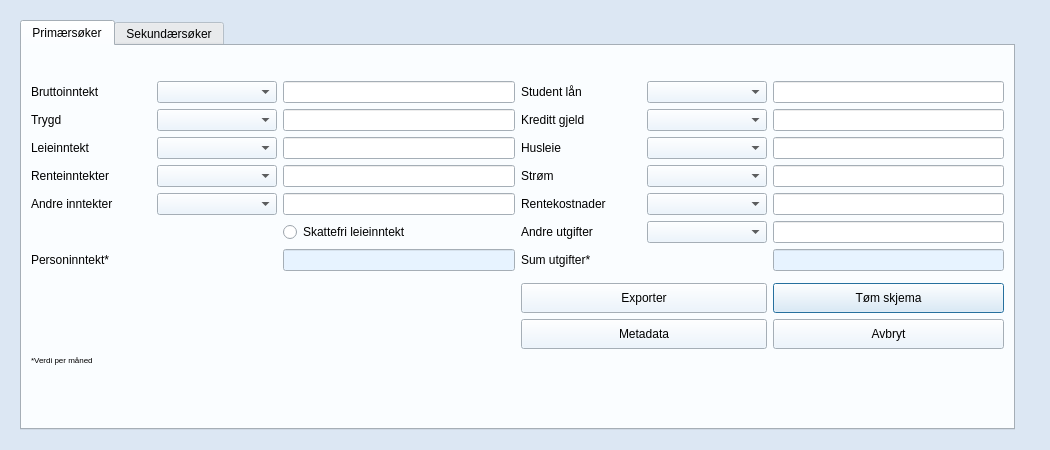
Old version of the form source/ui/views/forms/budget_form.ui in the repository seemir/stressa.
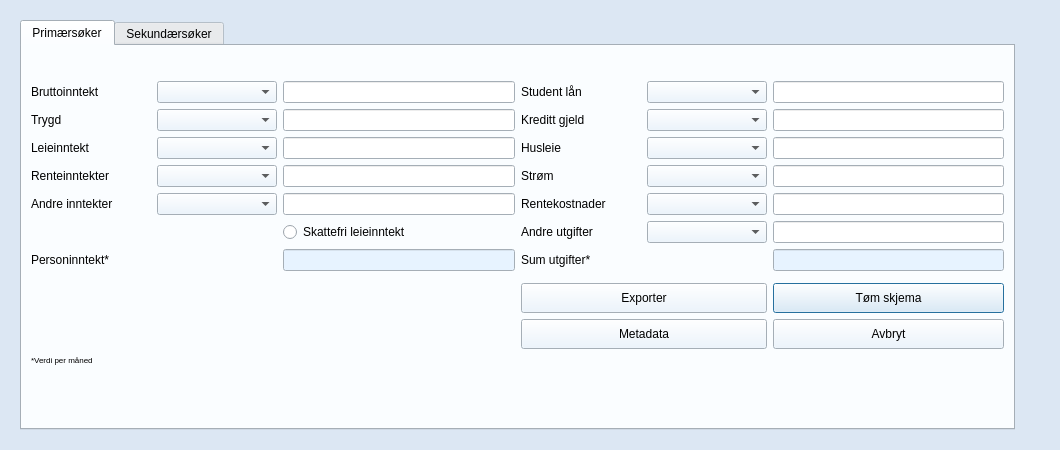
New version of the form. Icons and pictures are not drawn.

Diff of the .ui file:
```diff
--- a/source/ui/views/forms/budget_form.ui
+++ b/source/ui/views/forms/budget_form.ui
@@ -6,7 +6,7 @@
    <rect>
     <x>0</x>
     <y>0</y>
-    <width>1050</width>
+    <width>1060</width>
     <height>450</height>
    </rect>
   </property>
@@ -18,7 +18,7 @@
   </property>
   <property name="minimumSize">
    <size>
-    <width>1050</width>
+    <width>1060</width>
     <height>450</height>
    </size>
   </property>
@@ -473,7 +473,7 @@
        <rect>
         <x>0</x>
         <y>0</y>
-        <width>1032</width>
+        <width>1042</width>
         <height>432</height>
        </rect>
       </property>
```
